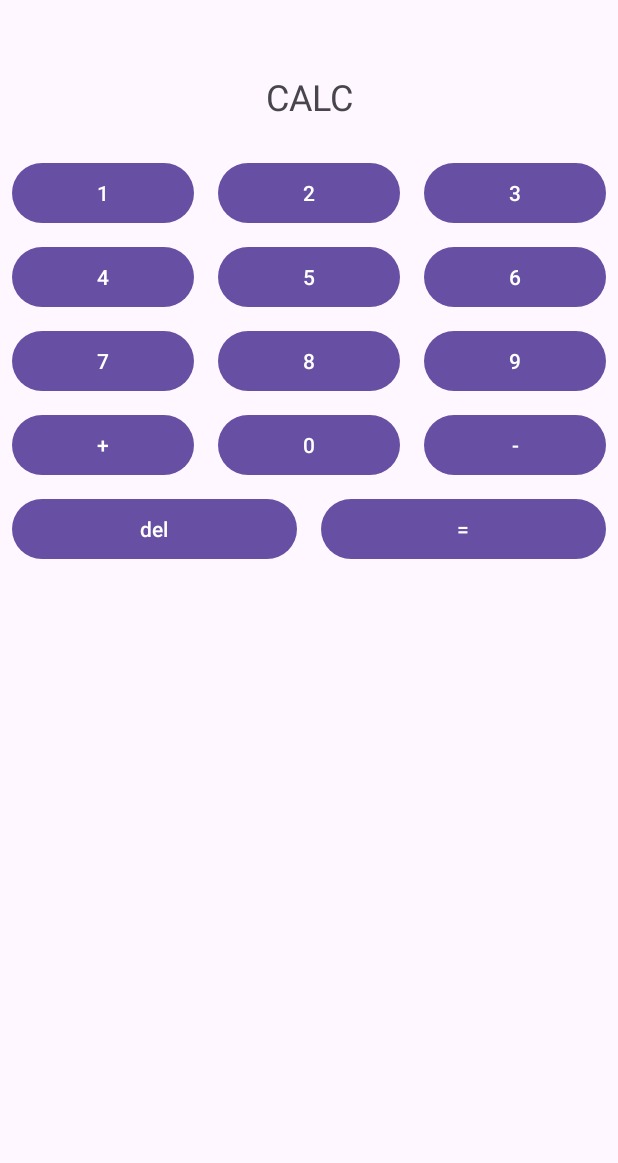
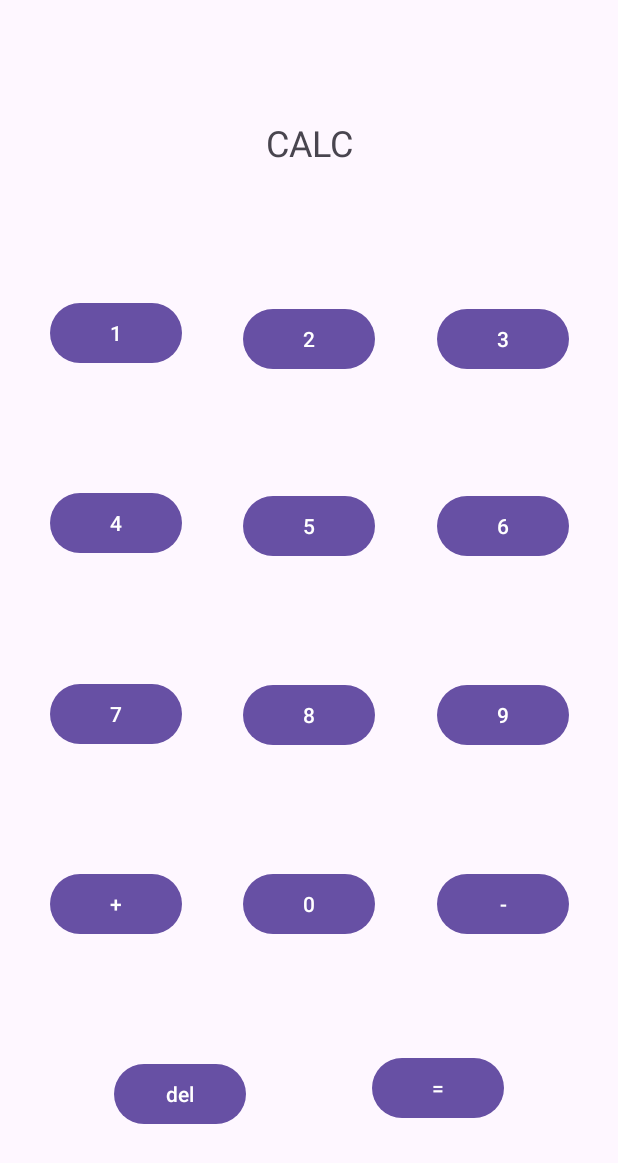
Before and after one commit to ErdunE/NortheasternMiami, an Android app: the QuicCalcActivity screen opened directly, with no data from a screen before it, on a phone screen of 412 x 824 dp. Shown: the top 1163 px of the screen. Run offline under Robolectric (Android 15) with nearby library versions, the phone set to English and light mode, and no system bars.

Commit message:
Added Functionality of Each Button and Fixed Layout

```diff
--- a/NUMAD25Sp_ErdunE/app/src/main/java/edu/northeastern/numad25sp_erdune/QuicCalcActivity.java
+++ b/NUMAD25Sp_ErdunE/app/src/main/java/edu/northeastern/numad25sp_erdune/QuicCalcActivity.java
@@ -1,24 +1,93 @@
 package edu.northeastern.numad25sp_erdune;
 
 import android.os.Bundle;
+import android.view.View;
+import android.widget.Button;
+import android.widget.TextView;
 
-import androidx.activity.EdgeToEdge;
 import androidx.appcompat.app.AppCompatActivity;
-import androidx.core.graphics.Insets;
-import androidx.core.view.ViewCompat;
-import androidx.core.view.WindowInsetsCompat;
+
 
 public class QuicCalcActivity extends AppCompatActivity {
+
+    private TextView calcDisplay;
+    private boolean isNewInput = true;
 
     @Override
     protected void onCreate(Bundle savedInstanceState) {
         super.onCreate(savedInstanceState);
-        EdgeToEdge.enable(this);
         setContentView(R.layout.activity_quic_calc);
-        ViewCompat.setOnApplyWindowInsetsListener(findViewById(R.id.main), (v, insets) -> {
-            Insets systemBars = insets.getInsets(WindowInsetsCompat.Type.systemBars());
-            v.setPadding(systemBars.left, systemBars.top, systemBars.right, systemBars.bottom);
-            return insets;
-        });
+        calcDisplay = findViewById(R.id.calcDisplay);
+        initializeButtons();
+    }
+
+    private void initializeButtons() {
+        int[] buttonIds = {
+                R.id.button0, R.id.button1, R.id.button2, R.id.button3,
+                R.id.button4, R.id.button5, R.id.button6, R.id.button7,
+                R.id.button8, R.id.button9, R.id.buttonPlus, R.id.buttonMinus,
+                R.id.buttonDel, R.id.buttonEquals
+        };
+
+        for (int id : buttonIds) {
+            Button button = findViewById(id);
+            button.setOnClickListener(this::onButtonClick);
+        }
+    }
+
+    private void onButtonClick(View view) {
+        Button button = (Button) view;
+        String buttonText = button.getText().toString();
+        String currentText = calcDisplay.getText().toString();
+
+        switch (buttonText) {
+            case "del":
+                if (!currentText.isEmpty() && !currentText.equals("CALC")) {
+                    calcDisplay.setText(currentText.substring(0, currentText.length() - 1));
+                }
+                break;
+
+            case "=":
+                try {
+                    double result = evaluateExpression(currentText);
+                    if (result == (long) result) {
+                        calcDisplay.setText(String.valueOf((long) result));
+                    } else {
+                        calcDisplay.setText(String.valueOf(result));
+                    }
+                } catch (Exception e) {
+                    calcDisplay.setText("Error");
+                }
+                isNewInput = true; // Reset for next input
+                break;
+
+            default:
+                if (isNewInput || currentText.equals("CALC") || currentText.equals("Error")) {
+                    calcDisplay.setText(buttonText);
+                } else {
+                    calcDisplay.append(buttonText);
+                }
+                isNewInput = false;
+                break;
+        }
+    }
+
+    private double evaluateExpression(String expression) throws Exception {
+        if (expression.isEmpty()) {
+            throw new Exception("Empty expression");
+        }
+
+        double result = 0;
+        String[] parts = expression.split("(?=[+-])");
+        for (String part : parts) {
+            if (part.startsWith("+")) {
+                result += Double.parseDouble(part.substring(1));
+            } else if (part.startsWith("-")) {
+                result -= Double.parseDouble(part.substring(1));
+            } else {
+                result += Double.parseDouble(part);
+            }
+        }
+        return result;
     }
 }
--- a/NUMAD25Sp_ErdunE/app/src/main/res/layout/activity_quic_calc.xml
+++ b/NUMAD25Sp_ErdunE/app/src/main/res/layout/activity_quic_calc.xml
@@ -13,160 +13,188 @@
         android:id="@+id/calcDisplay"
         android:layout_width="0dp"
         android:layout_height="wrap_content"
-        android:layout_marginTop="32dp"
         android:gravity="center"
         android:padding="16dp"
         android:text="CALC"
         android:textSize="24sp"
+        app:layout_constraintTop_toTopOf="parent"
+        app:layout_constraintStart_toStartOf="parent"
         app:layout_constraintEnd_toEndOf="parent"
-        app:layout_constraintHorizontal_bias="0.0"
-        app:layout_constraintStart_toStartOf="parent"
-        app:layout_constraintTop_toTopOf="parent" />
+        app:layout_constraintBottom_toTopOf="@id/button1"
+        app:layout_constraintVertical_chainStyle="spread"
+        app:layout_constraintVertical_weight="1" />
 
     <!-- Row 1: Buttons 1, 2, 3 -->
     <Button
         android:id="@+id/button1"
-        android:layout_width="0dp"
+        android:layout_width="wrap_content"
         android:layout_height="wrap_content"
         android:layout_margin="8dp"
         android:text="1"
+        app:layout_constraintStart_toStartOf="parent"
         app:layout_constraintEnd_toStartOf="@+id/button2"
-        app:layout_constraintStart_toStartOf="parent"
-        app:layout_constraintTop_toBottomOf="@id/calcDisplay" />
+        app:layout_constraintTop_toBottomOf="@id/calcDisplay"
+        app:layout_constraintBottom_toTopOf="@id/button4"
+        app:layout_constraintVertical_weight="1"/>
 
     <Button
         android:id="@+id/button2"
-        android:layout_width="0dp"
+        android:layout_width="wrap_content"
         android:layout_height="wrap_content"
         android:layout_margin="8dp"
         android:text="2"
+        app:layout_constraintStart_toEndOf="@id/button1"
         app:layout_constraintEnd_toStartOf="@+id/button3"
-        app:layout_constraintStart_toEndOf="@id/button1"
-        app:layout_constraintTop_toBottomOf="@id/calcDisplay" />
+        app:layout_constraintTop_toBottomOf="@id/calcDisplay"
+        app:layout_constraintBottom_toTopOf="@id/button4"
+        app:layout_constraintVertical_weight="1"/>
 
     <Button
         android:id="@+id/button3"
-        android:layout_width="0dp"
+        android:layout_width="wrap_content"
         android:layout_height="wrap_content"
         android:layout_margin="8dp"
         android:text="3"
+        app:layout_constraintStart_toEndOf="@id/button2"
         app:layout_constraintEnd_toEndOf="parent"
-        app:layout_constraintStart_toEndOf="@id/button2"
-        app:layout_constraintTop_toBottomOf="@id/calcDisplay" />
+        app:layout_constraintTop_toBottomOf="@id/calcDisplay"
+        app:layout_constraintBottom_toTopOf="@id/button4"
+        app:layout_constraintVertical_weight="1"/>
 
     <!-- Row 2: Buttons 4, 5, 6 -->
     <Button
         android:id="@+id/button4"
-        android:layout_width="0dp"
+        android:layout_width="wrap_content"
         android:layout_height="wrap_content"
         android:layout_margin="8dp"
         android:text="4"
+        app:layout_constraintStart_toStartOf="parent"
         app:layout_constraintEnd_toStartOf="@+id/button5"
-        app:layout_constraintStart_toStartOf="parent"
-        app:layout_constraintTop_toBottomOf="@+id/button1" />
+        app:layout_constraintTop_toBottomOf="@+id/button1"
+        app:layout_constraintBottom_toTopOf="@id/button7"
+        app:layout_constraintVertical_weight="1"/>
 
     <Button
         android:id="@+id/button5"
-        android:layout_width="0dp"
+        android:layout_width="wrap_content"
         android:layout_height="wrap_content"
         android:layout_margin="8dp"
         android:text="5"
+        app:layout_constraintStart_toEndOf="@id/button4"
         app:layout_constraintEnd_toStartOf="@+id/button6"
-        app:layout_constraintStart_toEndOf="@id/button4"
-        app:layout_constraintTop_toBottomOf="@+id/button1" />
+        app:layout_constraintTop_toBottomOf="@+id/button2"
+        app:layout_constraintBottom_toTopOf="@id/button7"
+        app:layout_constraintVertical_weight="1"/>
 
     <Button
         android:id="@+id/button6"
-        android:layout_width="0dp"
+        android:layout_width="wrap_content"
         android:layout_height="wrap_content"
         android:layout_margin="8dp"
         android:text="6"
+        app:layout_constraintStart_toEndOf="@id/button5"
         app:layout_constraintEnd_toEndOf="parent"
-        app:layout_constraintStart_toEndOf="@id/button5"
-        app:layout_constraintTop_toBottomOf="@+id/button1" />
+        app:layout_constraintTop_toBottomOf="@+id/button3"
+        app:layout_constraintBottom_toTopOf="@id/button7"
+        app:layout_constraintVertical_weight="1"/>
 
     <!-- Row 3: Buttons 7, 8, 9 -->
     <Button
         android:id="@+id/button7"
-        android:layout_width="0dp"
+        android:layout_width="wrap_content"
         android:layout_height="wrap_content"
         android:layout_margin="8dp"
         android:text="7"
+        app:layout_constraintStart_toStartOf="parent"
         app:layout_constraintEnd_toStartOf="@+id/button8"
-        app:layout_constraintStart_toStartOf="parent"
-        app:layout_constraintTop_toBottomOf="@+id/button4" />
+        app:layout_constraintTop_toBottomOf="@+id/button4"
+        app:layout_constraintBottom_toTopOf="@+id/buttonPlus"
+        app:layout_constraintVertical_weight="1"/>
 
     <Button
         android:id="@+id/button8"
-        android:layout_width="0dp"
+        android:layout_width="wrap_content"
         android:layout_height="wrap_content"
         android:layout_margin="8dp"
         android:text="8"
+        app:layout_constraintStart_toEndOf="@id/button7"
         app:layout_constraintEnd_toStartOf="@+id/button9"
-        app:layout_constraintStart_toEndOf="@id/button7"
-        app:layout_constraintTop_toBottomOf="@+id/button4" />
+        app:layout_constraintTop_toBottomOf="@+id/button5"
+        app:layout_constraintBottom_toTopOf="@+id/buttonPlus"
+        app:layout_constraintVertical_weight="1"/>
 
     <Button
         android:id="@+id/button9"
-        android:layout_width="0dp"
+        android:layout_width="wrap_content"
         android:layout_height="wrap_content"
         android:layout_margin="8dp"
         android:text="9"
+        app:layout_constraintStart_toEndOf="@id/button8"
         app:layout_constraintEnd_toEndOf="parent"
-        app:layout_constraintStart_toEndOf="@id/button8"
-        app:layout_constraintTop_toBottomOf="@+id/button4" />
+        app:layout_constraintTop_toBottomOf="@+id/button6"
+        app:layout_constraintBottom_toTopOf="@+id/buttonPlus"
+        app:layout_constraintVertical_weight="1"/>
 
     <!-- Row 4: Buttons +, 0, - -->
     <Button
         android:id="@+id/buttonPlus"
-        android:layout_width="0dp"
+        android:layout_width="wrap_content"
         android:layout_height="wrap_content"
         android:layout_margin="8dp"
         android:text="+"
+        app:layout_constraintStart_toStartOf="parent"
         app:layout_constraintEnd_toStartOf="@+id/button0"
-        app:layout_constraintStart_toStartOf="parent"
-        app:layout_constraintTop_toBottomOf="@+id/button7" />
+        app:layout_constraintTop_toBottomOf="@+id/button7"
+        app:layout_constraintBottom_toTopOf="@+id/buttonDel"
+        app:layout_constraintVertical_weight="1"/>
 
     <Button
         android:id="@+id/button0"
-        android:layout_width="0dp"
+        android:layout_width="wrap_content"
         android:layout_height="wrap_content"
         android:layout_margin="8dp"
         android:text="0"
+        app:layout_constraintStart_toEndOf="@id/buttonPlus"
         app:layout_constraintEnd_toStartOf="@+id/buttonMinus"
-        app:layout_constraintStart_toEndOf="@id/buttonPlus"
-        app:layout_constraintTop_toBottomOf="@+id/button7" />
+        app:layout_constraintTop_toBottomOf="@+id/button8"
+        app:layout_constraintBottom_toTopOf="@+id/buttonDel"
+        app:layout_constraintVertical_weight="1"/>
 
     <Button
         android:id="@+id/buttonMinus"
-        android:layout_width="0dp"
+        android:layout_width="wrap_content"
         android:layout_height="wrap_content"
         android:layout_margin="8dp"
         android:text="-"
+        app:layout_constraintStart_toEndOf="@id/button0"
         app:layout_constraintEnd_toEndOf="parent"
-        app:layout_constraintStart_toEndOf="@id/button0"
-        app:layout_constraintTop_toBottomOf="@+id/button7" />
+        app:layout_constraintTop_toBottomOf="@+id/button9"
+        app:layout_constraintBottom_toTopOf="@+id/buttonDel"
+        app:layout_constraintVertical_weight="1"/>
 
     <!-- Row 5: Buttons del, = -->
     <Button
         android:id="@+id/buttonDel"
-        android:layout_width="0dp"
+        android:layout_width="wrap_content"
         android:layout_height="wrap_content"
         android:layout_margin="8dp"
         android:text="del"
+        app:layout_constraintStart_toStartOf="parent"
         app:layout_constraintEnd_toStartOf="@+id/buttonEquals"
-        app:layout_constraintStart_toStartOf="parent"
-        app:layout_constraintTop_toBottomOf="@+id/buttonPlus" />
+        app:layout_constraintTop_toBottomOf="@+id/buttonPlus"
+        app:layout_constraintBottom_toBottomOf="parent"
+        app:layout_constraintVertical_weight="1"/>
 
     <Button
         android:id="@+id/buttonEquals"
-        android:layout_width="0dp"
+        android:layout_width="wrap_content"
         android:layout_height="wrap_content"
         android:layout_margin="8dp"
-        android:layout_marginTop="396dp"
         android:text="="
+        app:layout_constraintStart_toEndOf="@id/buttonDel"
         app:layout_constraintEnd_toEndOf="parent"
-        app:layout_constraintStart_toEndOf="@id/buttonDel"
-        app:layout_constraintTop_toBottomOf="@+id/buttonPlus" />
+        app:layout_constraintTop_toBottomOf="@+id/buttonMinus"
+        app:layout_constraintBottom_toBottomOf="parent"
+        app:layout_constraintVertical_weight="1"/>
 
 </androidx.constraintlayout.widget.ConstraintLayout>
```
